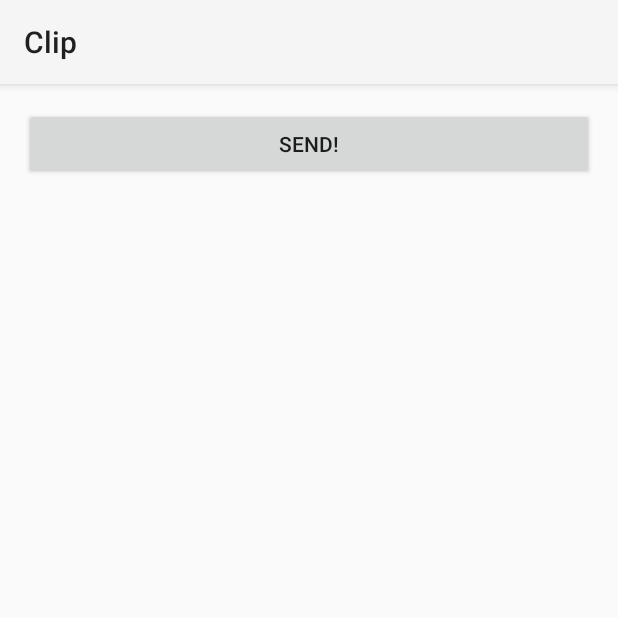
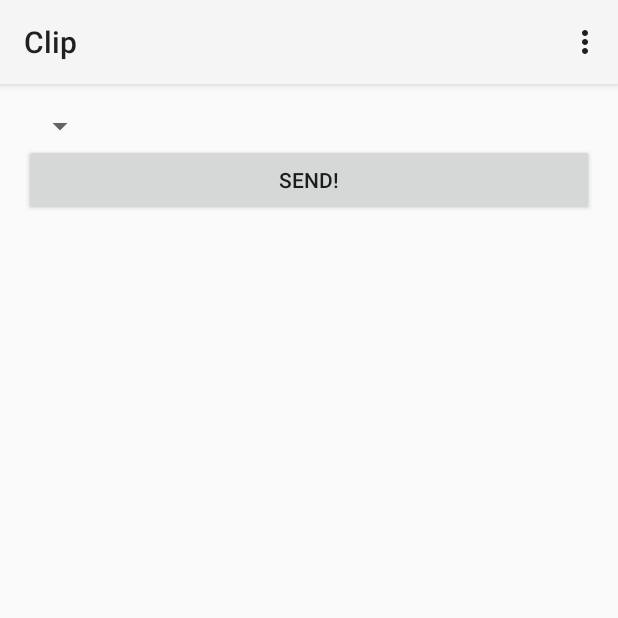
Before and after one commit to JorisvanWinden/Clip, an Android app: the screen it shows after launch (Main), on a phone screen of 412 x 824 dp, the top half of it. Run offline under Robolectric (Android 15) with nearby library versions, the phone set to English and light mode, and no system bars.

Commit message:
Working on spinner for destination selection
Added spinner in layout, added menu with button to add pc

```diff
--- a/src/main/java/com/jvw/clip/Main.java
+++ b/src/main/java/com/jvw/clip/Main.java
@@ -6,8 +6,13 @@ import android.content.ClipboardManager;
 import android.os.AsyncTask;
 import android.os.Bundle;
 import android.support.v7.app.ActionBarActivity;
+import android.view.Menu;
+import android.view.MenuItem;
 import android.view.View;
+import android.widget.ArrayAdapter;
 import android.widget.Button;
+import android.widget.Spinner;
+import android.widget.Toast;
 
 import java.io.DataOutputStream;
 import java.io.IOException;
@@ -22,11 +27,32 @@ public class Main extends ActionBarActivity implements View.OnClickListener {
     protected void onCreate(Bundle savedInstanceState) {
         super.onCreate(savedInstanceState);
         setContentView(R.layout.activity_main);
+
 	    Button send = (Button) findViewById(R.id.clip_send_button);
+	    Spinner dest = (Spinner) findViewById(R.id.clip_dest_spinner);
+	    ArrayAdapter<String> spinnerData = new ArrayAdapter<String>(this, android.R.layout.simple_spinner_item);
 	    clipBoard = (ClipboardManager) getSystemService(Activity.CLIPBOARD_SERVICE);
+
+	    spinnerData.add("192.168.1.39");
 	    send.setOnClickListener(this);
     }
 
+	@Override
+	public boolean onCreateOptionsMenu(Menu menu) {
+		getMenuInflater().inflate(R.menu.main, menu);
+		return true;
+	}
+
+	@Override
+	public boolean onOptionsItemSelected(MenuItem item) {
+		switch (item.getItemId()) {
+			case R.id.clip_add_menu:
+				Toast.makeText(this, "Add button clicked", Toast.LENGTH_SHORT).show();
+				return true;
+			default:
+				return super.onOptionsItemSelected(item);
+		}
+	}
 
 	@Override
 	public void onClick(View v) {
--- a/src/main/res/layout/activity_main.xml
+++ b/src/main/res/layout/activity_main.xml
@@ -16,6 +16,15 @@
 		android:layout_alignParentLeft="true"
 		android:layout_alignParentRight="true"
 		android:layout_alignParentStart="true"
-		android:layout_alignParentTop="true"
+		android:layout_alignParentTop="false"
+		android:layout_below="@+id/clip_dest_spinner"
 		android:text="@string/send"/>
+
+	<Spinner
+		android:id="@+id/clip_dest_spinner"
+		android:layout_width="wrap_content"
+		android:layout_height="wrap_content"
+		android:layout_alignParentLeft="true"
+		android:layout_alignParentStart="true"
+		android:layout_alignParentTop="true"/>
 </RelativeLayout>
--- /dev/null
+++ b/src/main/res/menu/main.xml
@@ -0,0 +1,7 @@
+<?xml version="1.0" encoding="utf-8"?>
+
+<menu xmlns:android="http://schemas.android.com/apk/res/android">
+	<item
+		android:id="@+id/clip_add_menu"
+		android:title="Add"/>
+</menu>
```
